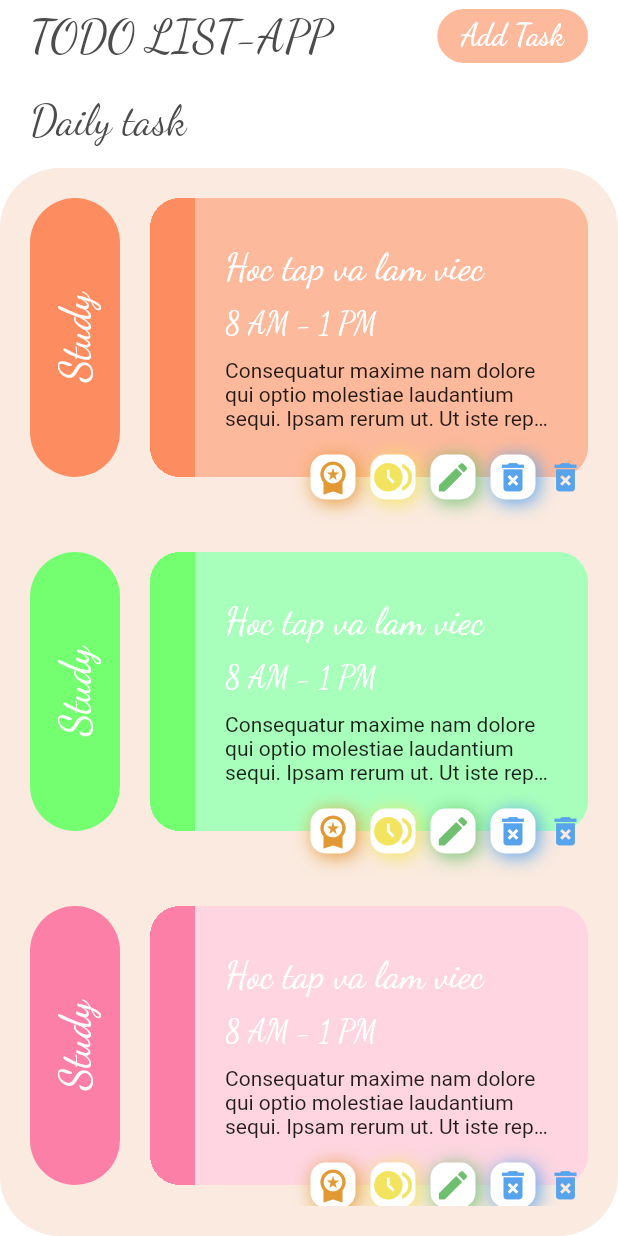
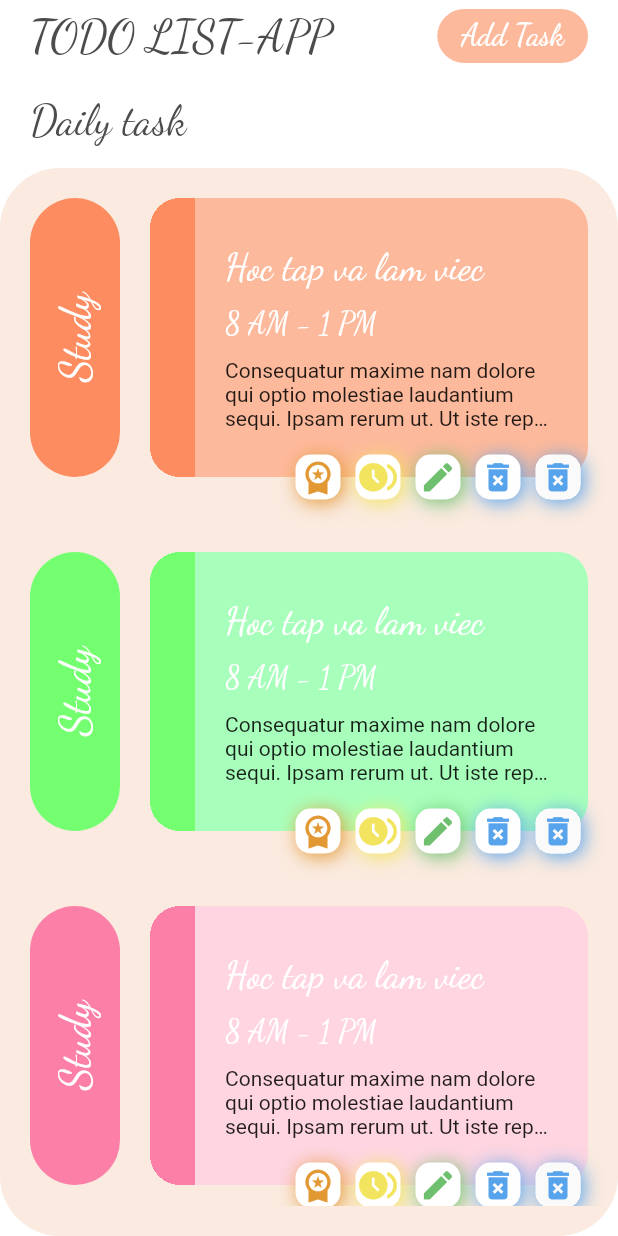
Before and after one commit to bhtri/zendvn_flutter_online, a Flutter app: the BTVN051802 screen opened directly, on a phone screen of 412 x 824 dp. Run offline on Flutter 3.47's test engine with Material 2 defaults, Android fonts, the phone set to English and light mode, and no system bars; our stand-ins replace google_fonts.

Commit message:
🐛 fix CustomButtonInk

```diff
--- a/lib/page/btvn0518_02.dart
+++ b/lib/page/btvn0518_02.dart
@@ -95,8 +95,7 @@ class BTVN051802 extends StatelessWidget {
                                 width: 60,
                                 decoration: BoxDecoration(
                                   color: lstColor1[index % 3],
-                                  borderRadius: const BorderRadius.all(
-                                      Radius.circular(40)),
+                                  borderRadius: const BorderRadius.all(Radius.circular(40)),
                                 ),
                                 child: RotatedBox(
                                   quarterTurns: -1,
@@ -118,8 +117,7 @@ class BTVN051802 extends StatelessWidget {
                                   clipBehavior: Clip.hardEdge,
                                   decoration: BoxDecoration(
                                     color: lstColor2[index % 3],
-                                    borderRadius: const BorderRadius.all(
-                                        Radius.circular(20)),
+                                    borderRadius: const BorderRadius.all(Radius.circular(20)),
                                   ),
                                   child: Row(
                                     children: [
@@ -131,18 +129,14 @@ class BTVN051802 extends StatelessWidget {
                                       ),
                                       Expanded(
                                         child: Padding(
-                                          padding: const EdgeInsets.symmetric(
-                                              horizontal: 20, vertical: 20),
+                                          padding: const EdgeInsets.symmetric(horizontal: 20, vertical: 20),
                                           child: Column(
-                                            crossAxisAlignment:
-                                                CrossAxisAlignment.start,
-                                            mainAxisAlignment:
-                                                MainAxisAlignment.spaceEvenly,
+                                            crossAxisAlignment: CrossAxisAlignment.start,
+                                            mainAxisAlignment: MainAxisAlignment.spaceEvenly,
                                             children: [
                                               Text(
                                                 'Hoc tap va lam viec',
-                                                style:
-                                                    GoogleFonts.dancingScript(
+                                                style: GoogleFonts.dancingScript(
                                                   textStyle: const TextStyle(
                                                     fontSize: 25,
                                                     color: Colors.white,
@@ -151,8 +145,7 @@ class BTVN051802 extends StatelessWidget {
                                               ),
                                               Text(
                                                 '8 AM - 1 PM',
-                                                style:
-                                                    GoogleFonts.dancingScript(
+                                                style: GoogleFonts.dancingScript(
                                                   textStyle: const TextStyle(
                                                     fontSize: 20,
                                                     color: Colors.white,
@@ -270,11 +263,10 @@ class CustomButtonInk extends StatelessWidget {
 
   @override
   Widget build(BuildContext context) {
-    return InkWell(
-      onTap: () {},
-      splashColor: Colors.amber,
-      child: Ink(
+    return Container(
+      clipBehavior: Clip.hardEdge,
       padding: EdgeInsets.zero,
+      margin: const EdgeInsets.symmetric(horizontal: 5),
       width: 30,
       height: 30,
       decoration: BoxDecoration(
@@ -289,7 +281,13 @@ class CustomButtonInk extends StatelessWidget {
           ),
         ],
       ),
+      child: Material(
+        child: InkWell(
+          splashColor: Colors.black,
+          borderRadius: BorderRadius.circular(10),
+          onTap: () {},
           child: Icon(icon, size: 25, color: color),
+        ),
       ),
     );
   }
```
Lines whose indentation alone changed are shown as unchanged.
